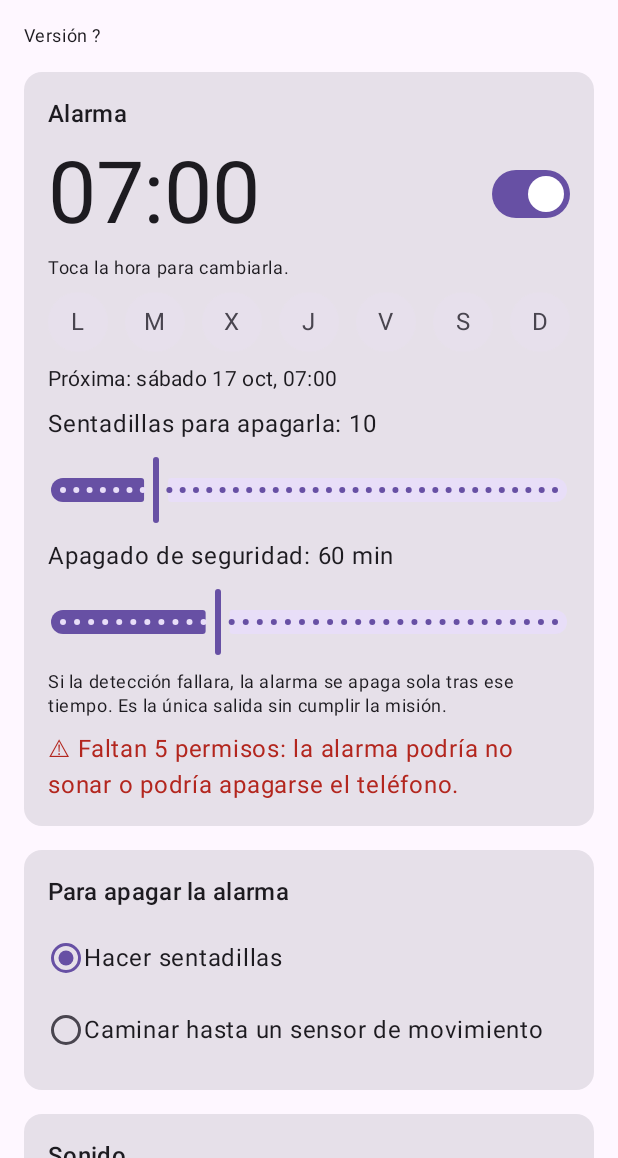
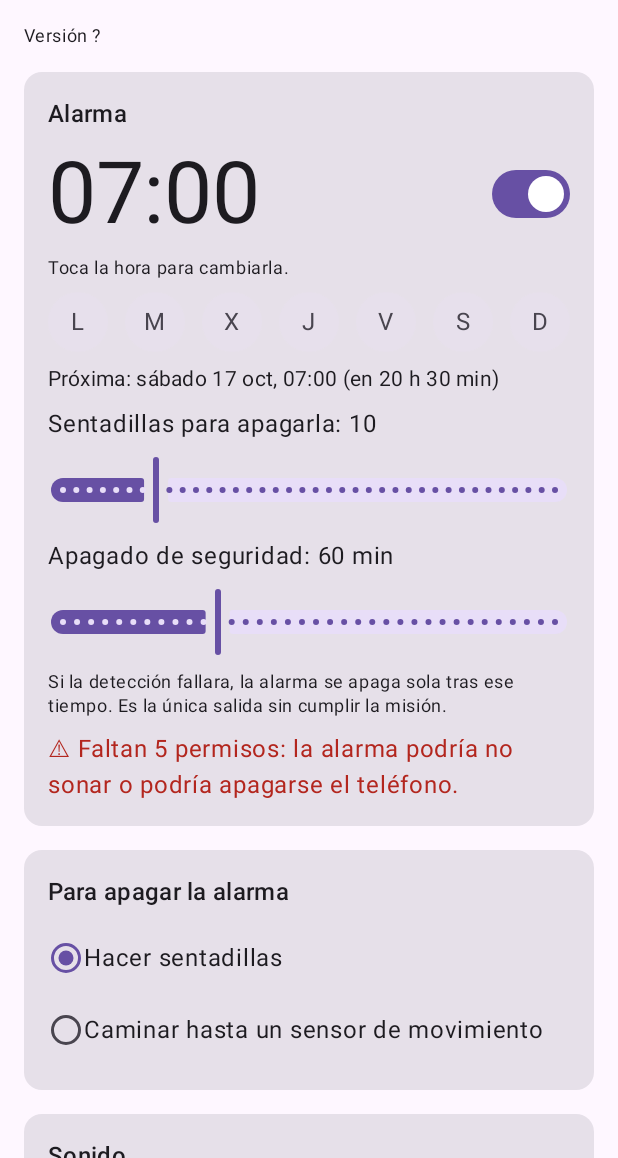
Before and after one commit to AGSCL/SquatAlarm, an Android app built with Jetpack Compose: the screen it shows after launch (MainActivity), after a tap on "Alarma", on a phone screen of 412 x 824 dp, the part 78-1236 px from its top. Run offline under Robolectric (Android 15) with nearby library versions, the phone set to English and light mode, and no system bars.

Commit message:
Aviso de cuánto falta para que suene; el sensor ignora notificaciones persistentes
- Al activar la alarma o cambiar la hora o los días: «Sonará en 7 h 23 min».
  La línea «Próxima» muestra lo que falta y se actualiza sola.
- Misión del sensor: se ignoran las notificaciones en curso o de servicio en
  primer plano (se re-publican al actualizarse y apagaban la alarma en el
  primer segundo si el texto coincidía, como si no hubiera sonado). La app
  muestra la última notificación que apagó la alarma, para diagnosticar.
- Volumen suave por defecto 30 % (20 % era el paso 1 de 7 en muchos
  teléfonos, casi inaudible).

core-check: texto de tiempo restante.

Co-Authored-By: Claude Opus 5.5 <noreply@anthropic.com>
Claude-Session: https://claude.ai/code/session_01Wsbh1Lc8NMMNJ6qBkPPdow

```diff
--- a/app/src/main/java/com/squatalarm/app/alarm/AlarmPrefs.kt
+++ b/app/src/main/java/com/squatalarm/app/alarm/AlarmPrefs.kt
@@ -55,6 +55,11 @@ class AlarmPrefs(context: Context) {
         get() = sp.getString("sensor_text", "") ?: ""
         set(v) = sp.edit().putString("sensor_text", v).apply()
 
+    /** Hora, app y texto de la última notificación que apagó la alarma (diagnóstico; no se exporta). */
+    var sensorLastHit: String
+        get() = sp.getString("sensor_last_hit", "") ?: ""
+        set(v) = sp.edit().putString("sensor_last_hit", v).apply()
+
     /** Inicio suave (ver [RingPlan]): vibración y sonido bajo, silencio y después la alarma completa. */
     var softStart: Boolean
         get() = sp.getBoolean("soft_start", true)
@@ -70,7 +75,7 @@ class AlarmPrefs(context: Context) {
         set(v) = sp.edit().putString("sound_loud", v).apply()
 
     var volumeSoft: Float
-        get() = sp.getFloat("volume_soft", 0.2f)
+        get() = sp.getFloat("volume_soft", 0.3f) // 0,2 daba el paso 1 de 7 en muchos teléfonos: casi inaudible
         set(v) = sp.edit().putFloat("volume_soft", v).apply()
 
     var volumeLoud: Float
--- a/app/src/main/java/com/squatalarm/app/alarm/RingPlan.kt
+++ b/app/src/main/java/com/squatalarm/app/alarm/RingPlan.kt
@@ -19,6 +19,18 @@ object RingPlan {
         else -> Phase.SOFT
     }
 
+    /** Cuánto falta para que suene, «7 h 23 min» (minutos hacia arriba: nunca dice «0 min» si falta algo). */
+    fun untilText(ms: Long): String {
+        val min = ((ms + 59_999L) / 60_000L).coerceAtLeast(0L)
+        val h = min / 60
+        val m = min % 60
+        return when {
+            h == 0L -> "$m min"
+            m == 0L -> "$h h"
+            else -> "$h h $m min"
+        }
+    }
+
     /** Volumen elegido (fracción del máximo) → paso del volumen de alarma; nunca 0: la alarma no puede quedar muda. */
     fun volumeIndex(fraction: Float, max: Int): Int = (fraction * max).roundToInt().coerceIn(1, max)
 }
--- a/app/src/main/java/com/squatalarm/app/alarm/SensorNotificationListener.kt
+++ b/app/src/main/java/com/squatalarm/app/alarm/SensorNotificationListener.kt
@@ -3,6 +3,9 @@ package com.squatalarm.app.alarm
 import android.app.Notification
 import android.service.notification.NotificationListenerService
 import android.service.notification.StatusBarNotification
+import java.text.SimpleDateFormat
+import java.util.Date
+import java.util.Locale
 
 /**
  * Misión «ir hasta el sensor»: apaga la alarma cuando llega una notificación NUEVA (posterior al
@@ -29,6 +32,9 @@ class SensorNotificationListener : NotificationListenerService() {
         if (prefs.isRinging && prefs.mission == AlarmPrefs.MISSION_SENSOR &&
             SensorMatch.matches(seen.pkg, seen.title, seen.text, seen.postTime, prefs.sensorPackage, prefs.sensorText, prefs.ringingSince)
         ) {
+            // Queda a la vista en la app: si se apagó «sola», se ve qué notificación fue.
+            prefs.sensorLastHit = SimpleDateFormat("HH:mm", Locale.getDefault()).format(Date()) +
+                " · ${seen.pkg} · «${"${seen.title} ${seen.text}".trim()}»"
             AlarmService.stop(this) // AlarmActivity lo nota y se cierra
         }
     }
@@ -40,7 +46,10 @@ class SensorNotificationListener : NotificationListenerService() {
 
         fun read(sbn: StatusBarNotification): Seen? {
             val n = sbn.notification
-            if ((n.flags and Notification.FLAG_GROUP_SUMMARY) != 0) return null
+            // Persistentes (en curso o de servicio en primer plano): se re-publican en cada actualización y
+            // apagarían la alarma apenas empieza. Los avisos de movimiento no lo son.
+            val skip = Notification.FLAG_GROUP_SUMMARY or Notification.FLAG_ONGOING_EVENT or Notification.FLAG_FOREGROUND_SERVICE
+            if ((n.flags and skip) != 0) return null
             val title = n.extras.getCharSequence(Notification.EXTRA_TITLE)?.toString().orEmpty()
             val text = n.extras.getCharSequence(Notification.EXTRA_TEXT)?.toString().orEmpty()
             if (title.isBlank() && text.isBlank()) return null
--- a/app/src/main/java/com/squatalarm/app/ui/HomeScreen.kt
+++ b/app/src/main/java/com/squatalarm/app/ui/HomeScreen.kt
@@ -58,6 +58,7 @@ import androidx.compose.ui.semantics.semantics
 import androidx.compose.ui.unit.dp
 import com.squatalarm.app.alarm.AlarmPrefs
 import com.squatalarm.app.alarm.AlarmScheduler
+import com.squatalarm.app.alarm.RingPlan
 import com.squatalarm.app.alarm.SensorNotificationListener
 import com.squatalarm.app.block.DeviceOwnerHelper
 import com.squatalarm.app.util.PermissionUtils
@@ -65,6 +66,7 @@ import java.text.SimpleDateFormat
 import java.util.Calendar
 import java.util.Date
 import java.util.Locale
+import kotlinx.coroutines.delay
 import kotlin.math.roundToInt
 
 private class HomeState(prefs: AlarmPrefs) {
@@ -87,12 +89,14 @@ private class HomeState(prefs: AlarmPrefs) {
     var soundLoud by mutableStateOf(prefs.soundLoud)
     var volumeSoft by mutableFloatStateOf(prefs.volumeSoft)
     var volumeLoud by mutableFloatStateOf(prefs.volumeLoud)
+    var sensorLastHit by mutableStateOf(prefs.sensorLastHit)
 
     fun reload(prefs: AlarmPrefs) {
         enabled = prefs.enabled
         calibration = prefs.calibration
         nextAt = prefs.scheduledAt
         strictness = prefs.strictness
+        sensorLastHit = prefs.sensorLastHit
     }
 }
 
@@ -108,7 +112,10 @@ fun HomeScreen(resumeTick: Int, onCalibrate: () -> Unit, onTest: () -> Unit, onP
         st.missing = PermissionUtils.missingCount(context)
     }
 
-    fun save() {
+    fun toast(msg: String) = Toast.makeText(context, msg, Toast.LENGTH_LONG).show()
+
+    /** [announce]: al activar la alarma o cambiar la hora o los días, avisa cuánto falta para que suene. */
+    fun save(announce: Boolean = false) {
         prefs.hour = st.hour
         prefs.minute = st.minute
         prefs.repeatDays = st.days
@@ -125,12 +132,11 @@ fun HomeScreen(resumeTick: Int, onCalibrate: () -> Unit, onTest: () -> Unit, onP
         AlarmScheduler.schedule(context)
         st.nextAt = prefs.scheduledAt
         st.missing = PermissionUtils.missingCount(context)
+        if (announce && st.enabled && st.nextAt > 0L) toast("Sonará en " + RingPlan.untilText(st.nextAt - System.currentTimeMillis()))
     }
 
     // Se recalcula al volver de Ajustes (resumeTick) o al cambiar la misión o el sensor.
     val sensorReady = remember(resumeTick, st.mission, st.sensorPackage, st.sensorText) { PermissionUtils.sensorMissionReady(context) }
-
-    fun toast(msg: String) = Toast.makeText(context, msg, Toast.LENGTH_LONG).show()
 
     val exportLauncher = rememberLauncherForActivityResult(ActivityResultContracts.CreateDocument("text/plain")) { uri ->
         if (uri != null) {
@@ -159,8 +165,16 @@ fun HomeScreen(resumeTick: Int, onCalibrate: () -> Unit, onTest: () -> Unit, onP
     }
 
     val timeText = String.format(Locale.US, "%02d:%02d", st.hour, st.minute)
+    var now by remember { mutableLongStateOf(System.currentTimeMillis()) }
+    LaunchedEffect(Unit) {
+        while (true) {
+            now = System.currentTimeMillis()
+            delay(20_000L)
+        }
+    }
     val nextText = if (st.enabled && st.nextAt > 0L) {
-        "Próxima: " + SimpleDateFormat("EEEE d MMM, HH:mm", Locale.forLanguageTag("es-CL")).format(Date(st.nextAt))
+        "Próxima: " + SimpleDateFormat("EEEE d MMM, HH:mm", Locale.forLanguageTag("es-CL")).format(Date(st.nextAt)) +
+            " (en ${RingPlan.untilText(st.nextAt - now)})"
     } else {
         "Alarma desactivada"
     }
@@ -190,7 +204,7 @@ fun HomeScreen(resumeTick: Int, onCalibrate: () -> Unit, onTest: () -> Unit, onP
                         modifier = Modifier.clickable(onClickLabel = "cambiar la hora", role = Role.Button) {
                             TimePickerDialog(
                                 context,
-                                { _, h, m -> st.hour = h; st.minute = m; save() },
+                                { _, h, m -> st.hour = h; st.minute = m; save(announce = true) },
                                 st.hour, st.minute, true
                             ).show()
                         },
@@ -198,12 +212,12 @@ fun HomeScreen(resumeTick: Int, onCalibrate: () -> Unit, onTest: () -> Unit, onP
                     Spacer(Modifier.weight(1f))
                     Switch(
                         checked = st.enabled,
-                        onCheckedChange = { st.enabled = it; save() },
+                        onCheckedChange = { st.enabled = it; save(announce = it) },
                         modifier = Modifier.semantics { contentDescription = "Alarma" },
                     )
                 }
                 Text("Toca la hora para cambiarla.", style = MaterialTheme.typography.bodySmall)
-                DaysRow(st.days) { st.days = it; save() }
+                DaysRow(st.days) { st.days = it; save(announce = true) }
                 Text(nextText, style = MaterialTheme.typography.bodyMedium)
                 Text("Sentadillas para apagarla: ${st.squats}")
                 Slider(
@@ -275,6 +289,9 @@ fun HomeScreen(resumeTick: Int, onCalibrate: () -> Unit, onTest: () -> Unit, onP
                                 "la alarma se apaga con sentadillas.",
                             color = MaterialTheme.colorScheme.error,
                         )
+                    }
+                    if (st.sensorLastHit.isNotEmpty()) {
+                        Text("Última notificación que la apagó: ${st.sensorLastHit}", style = MaterialTheme.typography.bodySmall)
                     }
                     OutlinedButton(onClick = { st.picking = !st.picking }, modifier = Modifier.fillMaxWidth()) {
                         Text(if (st.picking) "Cancelar" else "O elegirla de las notificaciones")
--- a/core-check/test-body.kts
+++ b/core-check/test-body.kts
@@ -231,6 +231,9 @@ require(RingPlan.phaseAt(210_000L, true) == RingPlan.Phase.LOUD && RingPlan.phas
 require(RingPlan.phaseAt(0L, false) == RingPlan.Phase.LOUD) { "sin inicio suave" }
 require(RingPlan.phaseAt(-5_000L, true) == RingPlan.Phase.SOFT) { "reloj atrasado: no salta a fuerte" }
 require(RingPlan.volumeIndex(1f, 7) == 7 && RingPlan.volumeIndex(0.2f, 7) == 1 && RingPlan.volumeIndex(0.5f, 15) == 8)
+require(RingPlan.untilText(7 * 3_600_000L + 23 * 60_000L) == "7 h 23 min" && RingPlan.untilText(3_600_000L) == "1 h")
+require(RingPlan.untilText(30_000L) == "1 min" && RingPlan.untilText(45 * 60_000L) == "45 min") { "minutos hacia arriba" }
+require(RingPlan.untilText(7 * 3_600_000L + 22 * 60_000L + 1) == "7 h 23 min" && RingPlan.untilText(-5L) == "0 min")
 require(RingPlan.volumeIndex(0.05f, 7) == 1 && RingPlan.volumeIndex(0f, 15) == 1) { "nunca muda" }
 
 println("CORE OK")
```
Also changed, not shown: 1 other file.
